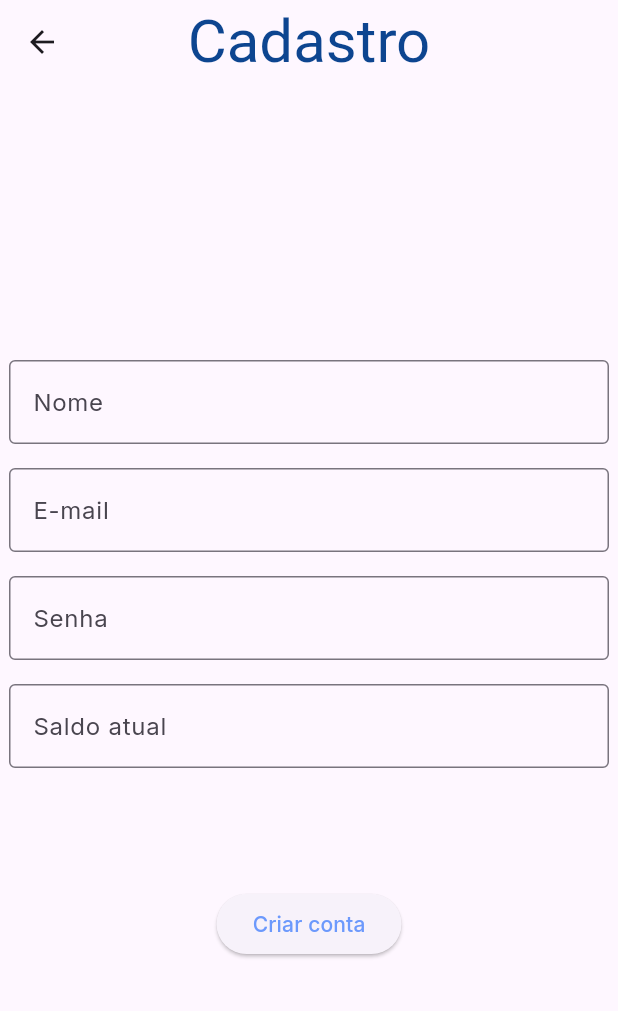
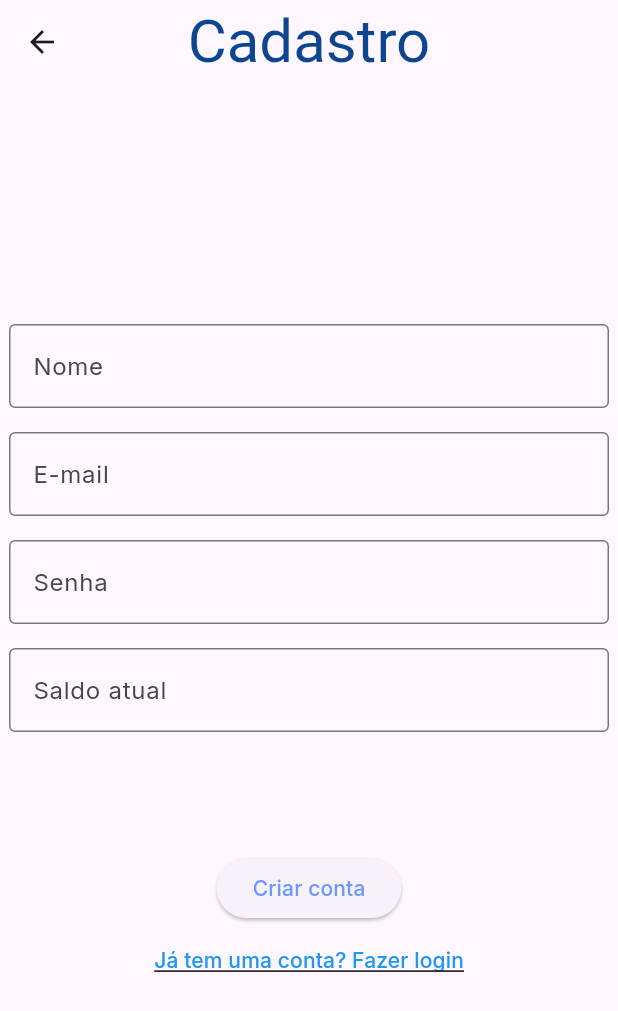
Before and after one commit to Jackeline00/ProjPraticas-SimpleCash, a Flutter app: the Cadastro screen opened by its route, on a phone screen of 412 x 824 dp. Shown: the top 1011 px of the screen. Run offline on Flutter 3.47's test engine with Material 3 defaults, Android fonts, the phone set to English and light mode, and no system bars; our stand-ins replace google_fonts, shared_preferences; accounts and stored records are empty.

Commit message:
Navegação entre login e cadastro

```diff
--- a/flutter/lib/screens/cadastro.dart
+++ b/flutter/lib/screens/cadastro.dart
@@ -186,6 +186,22 @@ class _CadastroScreen extends State<Cadastro>{
                 ),
 
               ),
+
+
+               /// ----------- Link para a tela de login ------------
+              TextButton(
+                onPressed: () {
+                  print("indo para a tela de login...");
+                  Navigator.pushNamed(context, '/login'); /// rota da tela de cadastro
+                },
+                child: const Text(
+                  "Já tem uma conta? Fazer login",
+                  style: TextStyle(
+                    color: Colors.blue,
+                    decoration: TextDecoration.underline, // opcional
+                  ),
+                ),
+              ),
             ],
           ),
           )
```
Also changed, not shown: flutter/lib/screens/login.dart (+20 -2 lines).
